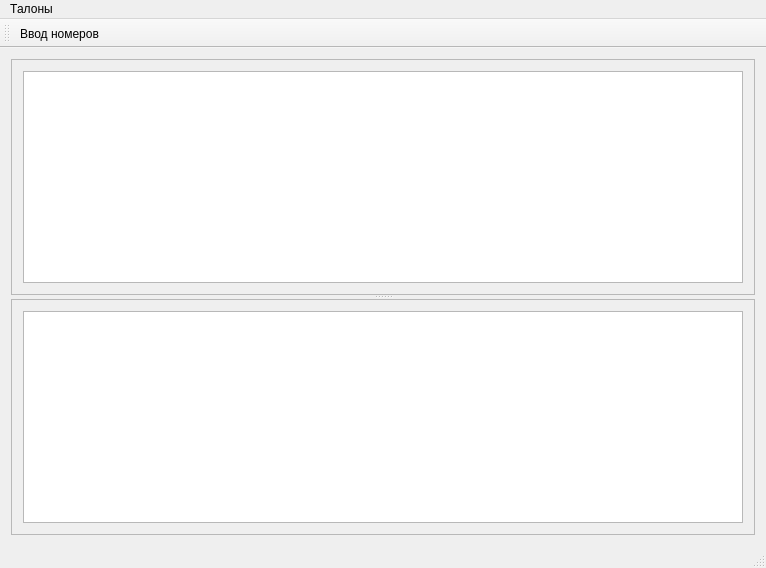
Qt form mainwindow.ui (rust3128/TalonsInfo) before a commit.
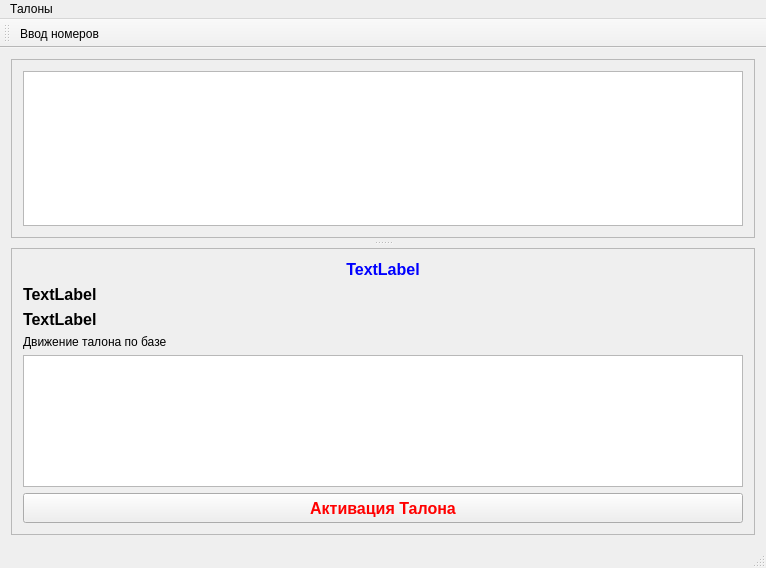
The same form after that commit. Icons and pictures are not drawn.

```diff
--- a/mainwindow.ui
+++ b/mainwindow.ui
@@ -17,9 +17,27 @@
    <layout class="QGridLayout" name="gridLayout_3">
     <item row="0" column="0">
      <widget class="QSplitter" name="splitter">
+      <property name="cursor">
+       <cursorShape>ArrowCursor</cursorShape>
+      </property>
+      <property name="styleSheet">
+       <string notr="true">color: rgb(0, 0, 0);</string>
+      </property>
+      <property name="lineWidth">
+       <number>1</number>
+      </property>
       <property name="orientation">
        <enum>Qt::Vertical</enum>
       </property>
+      <property name="opaqueResize">
+       <bool>true</bool>
+      </property>
+      <property name="handleWidth">
+       <number>10</number>
+      </property>
+      <property name="childrenCollapsible">
+       <bool>true</bool>
+      </property>
       <widget class="QFrame" name="frame">
        <property name="frameShape">
         <enum>QFrame::StyledPanel</enum>
@@ -29,7 +47,22 @@
        </property>
        <layout class="QGridLayout" name="gridLayout">
         <item row="0" column="0">
-         <widget class="QTableView" name="tableViewTalons"/>
+         <widget class="QTableView" name="tableViewTalons">
+          <property name="font">
+           <font>
+            <pointsize>10</pointsize>
+           </font>
+          </property>
+          <property name="editTriggers">
+           <set>QAbstractItemView::NoEditTriggers</set>
+          </property>
+          <property name="alternatingRowColors">
+           <bool>true</bool>
+          </property>
+          <property name="selectionBehavior">
+           <enum>QAbstractItemView::SelectRows</enum>
+          </property>
+         </widget>
         </item>
        </layout>
       </widget>
@@ -40,9 +73,114 @@
        <property name="frameShadow">
         <enum>QFrame::Raised</enum>
        </property>
-       <layout class="QGridLayout" name="gridLayout_2">
-        <item row="0" column="0">
-         <widget class="QTableView" name="tableViewInfo"/>
+       <layout class="QVBoxLayout" name="verticalLayout">
+        <item>
+         <widget class="QLabel" name="labelTalonInfo">
+          <property name="font">
+           <font>
+            <pointsize>12</pointsize>
+            <weight>75</weight>
+            <bold>true</bold>
+           </font>
+          </property>
+          <property name="styleSheet">
+           <string notr="true">color: rgb(0, 0, 255);</string>
+          </property>
+          <property name="text">
+           <string>TextLabel</string>
+          </property>
+          <property name="alignment">
+           <set>Qt::AlignCenter</set>
+          </property>
+         </widget>
+        </item>
+        <item>
+         <widget class="QLabel" name="labelMposInfo">
+          <property name="font">
+           <font>
+            <pointsize>12</pointsize>
+            <weight>75</weight>
+            <bold>true</bold>
+           </font>
+          </property>
+          <property name="text">
+           <string>TextLabel</string>
+          </property>
+          <property name="wordWrap">
+           <bool>true</bool>
+          </property>
+         </widget>
+        </item>
+        <item>
+         <widget class="QLabel" name="labelCloseData">
+          <property name="font">
+           <font>
+            <pointsize>12</pointsize>
+            <weight>75</weight>
+            <bold>true</bold>
+           </font>
+          </property>
+          <property name="text">
+           <string>TextLabel</string>
+          </property>
+          <property name="wordWrap">
+           <bool>true</bool>
+          </property>
+         </widget>
+        </item>
+        <item>
+         <widget class="QLabel" name="label">
+          <property name="text">
+           <string>Движение талона по базе</string>
+          </property>
+         </widget>
+        </item>
+        <item>
+         <widget class="QTableView" name="tableViewInfo">
+          <property name="maximumSize">
+           <size>
+            <width>16777215</width>
+            <height>16777215</height>
+           </size>
+          </property>
+          <property name="font">
+           <font>
+            <pointsize>10</pointsize>
+           </font>
+          </property>
+          <property name="editTriggers">
+           <set>QAbstractItemView::NoEditTriggers</set>
+          </property>
+          <property name="alternatingRowColors">
+           <bool>true</bool>
+          </property>
+          <property name="selectionBehavior">
+           <enum>QAbstractItemView::SelectRows</enum>
+          </property>
+         </widget>
+        </item>
+        <item>
+         <widget class="QPushButton" name="pushButton">
+          <property name="minimumSize">
+           <size>
+            <width>0</width>
+            <height>30</height>
+           </size>
+          </property>
+          <property name="font">
+           <font>
+            <pointsize>12</pointsize>
+            <weight>75</weight>
+            <bold>true</bold>
+           </font>
+          </property>
+          <property name="styleSheet">
+           <string notr="true">color: rgb(255, 0, 0);</string>
+          </property>
+          <property name="text">
+           <string>Активация Талона</string>
+          </property>
+         </widget>
         </item>
        </layout>
       </widget>
```
Left out of the diff: 2 changed lines with no effect on the pictures.
